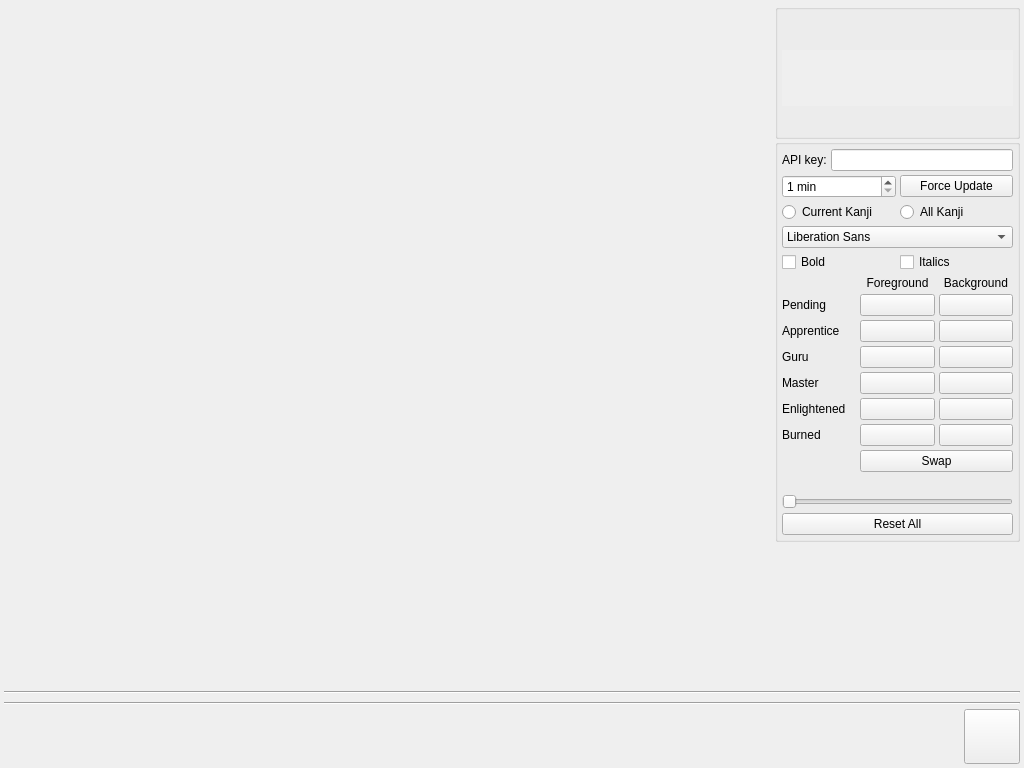
Above: src/widget.ui from agarny/wanikani before the change. Below: the same form after it.
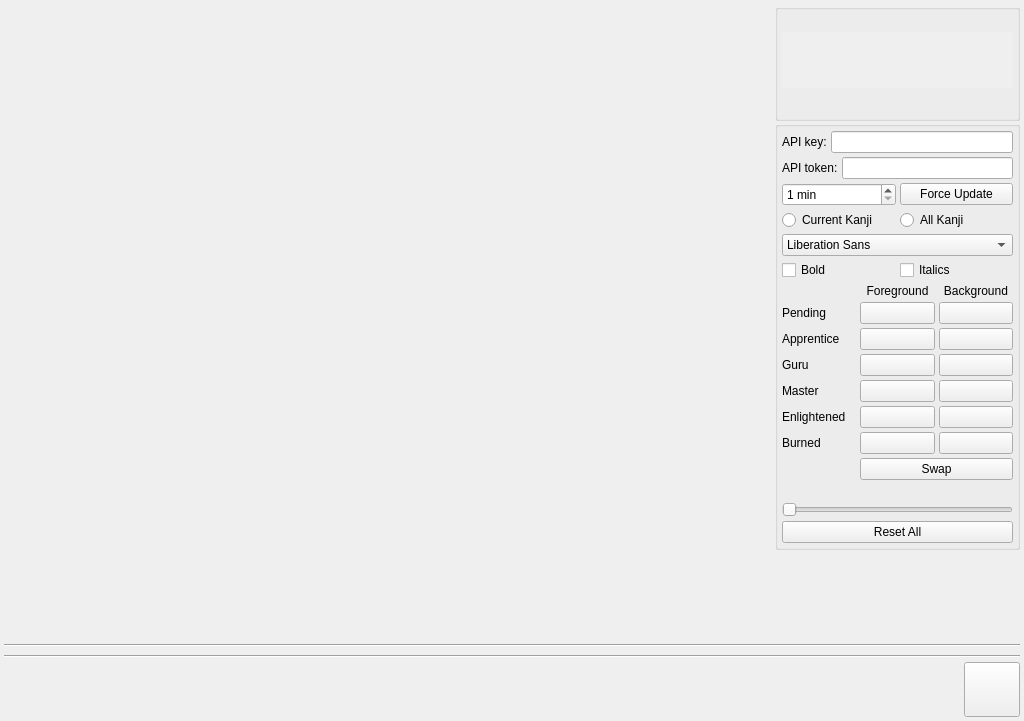
That is the form after the change. Icons and pictures are not drawn. Custom widgets are drawn as their Qt base class.

Patch:
```diff
--- a/src/widget.ui
+++ b/src/widget.ui
@@ -7,7 +7,7 @@
     <x>0</x>
     <y>0</y>
     <width>1024</width>
-    <height>768</height>
+    <height>721</height>
    </rect>
   </property>
   <property name="windowTitle">
@@ -75,13 +75,6 @@
             <property name="bottomMargin">
              <number>4</number>
             </property>
-            <item>
-             <widget class="QLabel" name="gravatarValue">
-              <property name="alignment">
-               <set>Qt::AlignCenter</set>
-              </property>
-             </widget>
-            </item>
             <item>
              <widget class="QLabel" name="userInformationValue">
               <property name="wordWrap">
@@ -231,6 +224,20 @@
               </item>
              </layout>
             </item>
+            <item>
+             <layout class="QHBoxLayout" name="apiTokenLayout">
+              <item>
+               <widget class="QLabel" name="apiTokenLabel">
+                <property name="text">
+                 <string>API token:</string>
+                </property>
+               </widget>
+              </item>
+              <item>
+               <widget class="QLineEdit" name="apiTokenValue"/>
+              </item>
+             </layout>
+            </item>
             <item>
              <layout class="QHBoxLayout" name="refreshLayout">
               <item>
```
